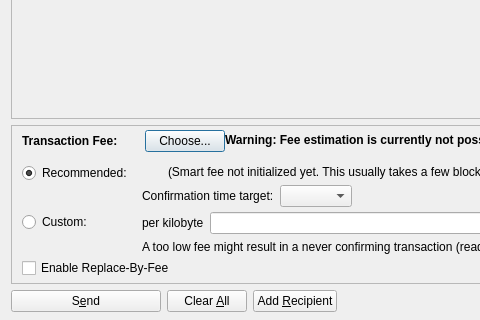
Qt form src/qt/forms/sendcoinsdialog.ui (lavaio/lava) before a commit; both pictures show x 0 to 480 and y 221 to 541 of the 850 by 541 pixel window.
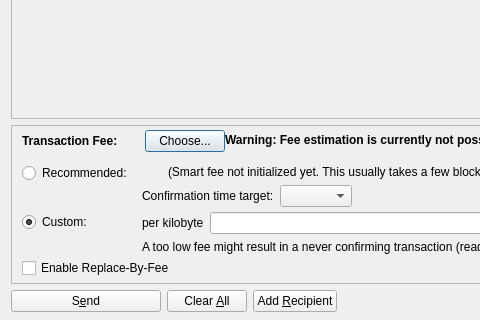
The same form after that commit. Icons and pictures are not drawn. Custom widgets are drawn as their Qt base class.

What changed in the file:
```diff
--- a/src/qt/forms/sendcoinsdialog.ui
+++ b/src/qt/forms/sendcoinsdialog.ui
@@ -915,7 +915,7 @@
                   <string>Recommended:</string>
                  </property>
                  <property name="checked">
-                  <bool>true</bool>
+                  <bool>false</bool>
                  </property>
                  <attribute name="buttonGroup">
                   <string notr="true">groupFee</string>
@@ -944,6 +944,9 @@
                  <property name="text">
                   <string>Custom:</string>
                  </property>
+                 <property name="checked">
+                  <bool>true</bool>
+                 </property>
                  <attribute name="buttonGroup">
                   <string notr="true">groupFee</string>
                  </attribute>
```
Left out of the diff: 4 changed lines with no effect on the pictures.
